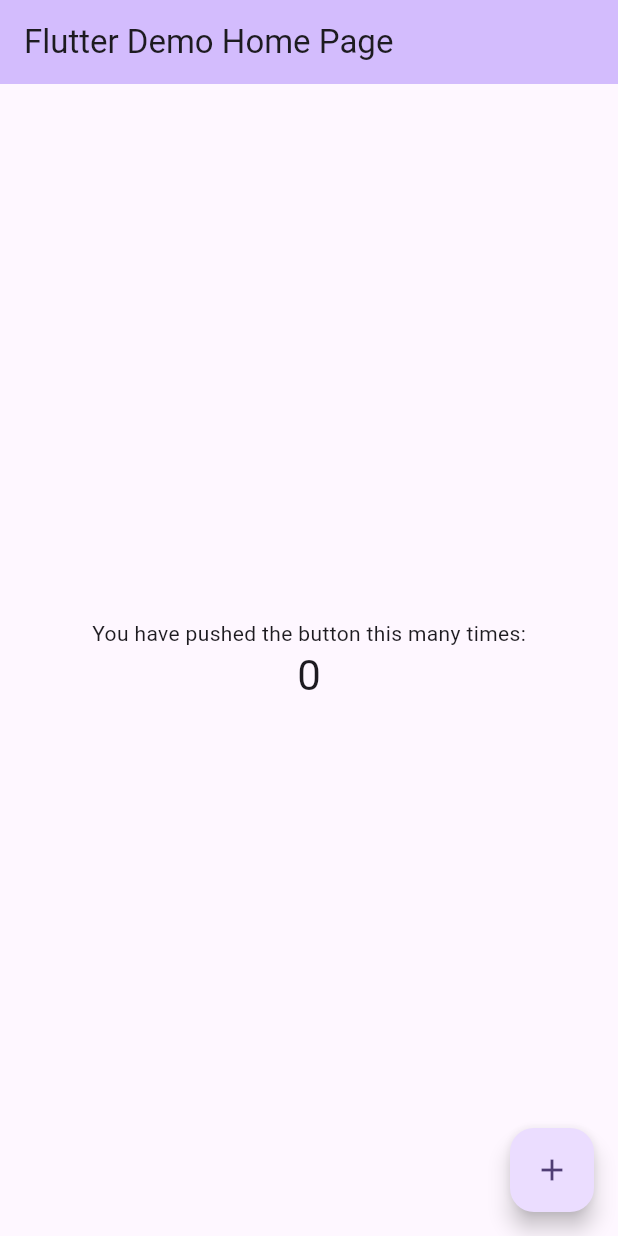
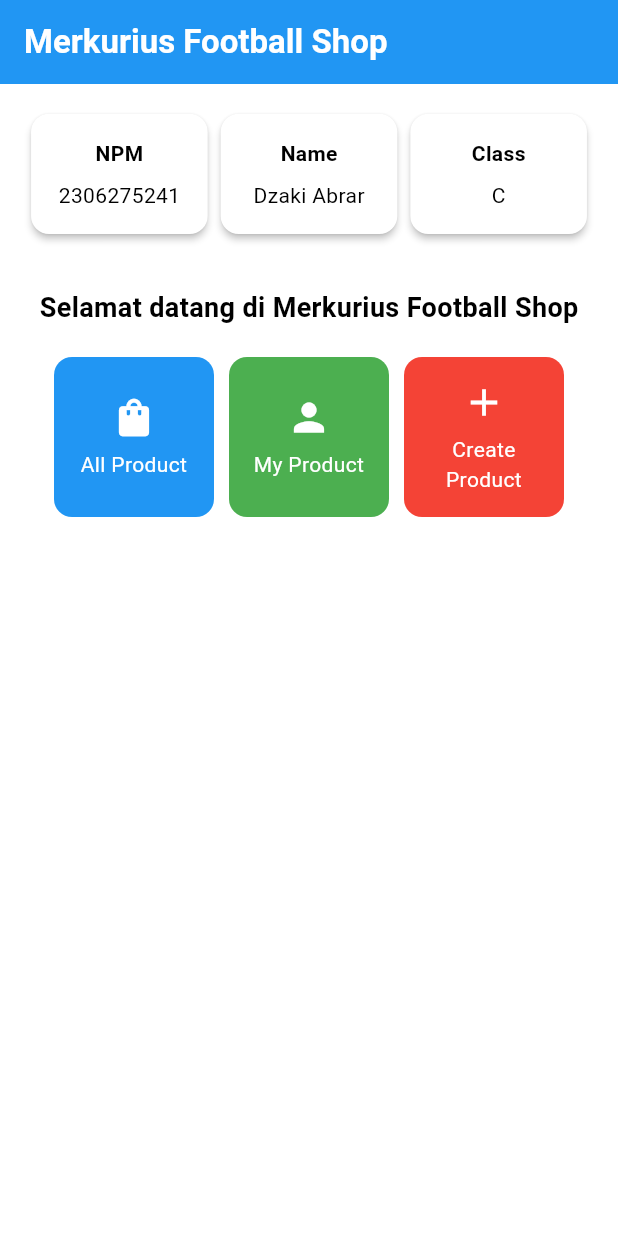
Before and after one commit to dzakiabrar/merkurius-football-shop-mobile, a Flutter app: the screen it shows after launch, on a phone screen of 412 x 824 dp. Run offline on Flutter 3.47's test engine with Material 3 defaults, Android fonts, the phone set to English and light mode, and no system bars.

Commit message:
tugas 7 done

```diff
--- a/lib/main.dart
+++ b/lib/main.dart
@@ -1,4 +1,5 @@
 import 'package:flutter/material.dart';
+import 'package:merkurius_football_shop/menu.dart';
 
 void main() {
   runApp(const MyApp());
@@ -7,116 +8,17 @@
 class MyApp extends StatelessWidget {
   const MyApp({super.key});
 
-  // This widget is the root of your application.
   @override
   Widget build(BuildContext context) {
     return MaterialApp(
-      title: 'Flutter Demo',
+      title: 'Merkurius Football Shop',
       theme: ThemeData(
-        // This is the theme of your application.
-        //
-        // TRY THIS: Try running your application with "flutter run". You'll see
-        // the application has a purple toolbar. Then, without quitting the app,
-        // try changing the seedColor in the colorScheme below to Colors.green
-        // and then invoke "hot reload" (save your changes or press the "hot
-        // reload" button in a Flutter-supported IDE, or press "r" if you used
-        // the command line to start the app).
-        //
-        // Notice that the counter didn't reset back to zero; the application
-        // state is not lost during the reload. To reset the state, use hot
-        // restart instead.
-        //
-        // This works for code too, not just values: Most code changes can be
-        // tested with just a hot reload.
-        colorScheme: ColorScheme.fromSeed(seedColor: Colors.deepPurple),
+        colorScheme: ColorScheme.fromSwatch(
+          primarySwatch: Colors.blue,
+        ).copyWith(secondary: Colors.blueAccent),
       ),
-      home: const MyHomePage(title: 'Flutter Demo Home Page'),
+      home: MyHomePage(),
+      debugShowCheckedModeBanner: false,
     );
   }
 }
-
-class MyHomePage extends StatefulWidget {
-  const MyHomePage({super.key, required this.title});
-
-  // This widget is the home page of your application. It is stateful, meaning
-  // that it has a State object (defined below) that contains fields that affect
-  // how it looks.
-
-  // This class is the configuration for the state. It holds the values (in this
-  // case the title) provided by the parent (in this case the App widget) and
-  // used by the build method of the State. Fields in a Widget subclass are
-  // always marked "final".
-
-  final String title;
-
-  @override
-  State<MyHomePage> createState() => _MyHomePageState();
-}
-
-class _MyHomePageState extends State<MyHomePage> {
-  int _counter = 0;
-
-  void _incrementCounter() {
-    setState(() {
-      // This call to setState tells the Flutter framework that something has
-      // changed in this State, which causes it to rerun the build method below
-      // so that the display can reflect the updated values. If we changed
-      // _counter without calling setState(), then the build method would not be
-      // called again, and so nothing would appear to happen.
-      _counter++;
-    });
-  }
-
-  @override
-  Widget build(BuildContext context) {
-    // This method is rerun every time setState is called, for instance as done
-    // by the _incrementCounter method above.
-    //
-    // The Flutter framework has been optimized to make rerunning build methods
-    // fast, so that you can just rebuild anything that needs updating rather
-    // than having to individually change instances of widgets.
-    return Scaffold(
-      appBar: AppBar(
-        // TRY THIS: Try changing the color here to a specific color (to
-        // Colors.amber, perhaps?) and trigger a hot reload to see the AppBar
-        // change color while the other colors stay the same.
-        backgroundColor: Theme.of(context).colorScheme.inversePrimary,
-        // Here we take the value from the MyHomePage object that was created by
-        // the App.build method, and use it to set our appbar title.
-        title: Text(widget.title),
-      ),
-      body: Center(
-        // Center is a layout widget. It takes a single child and positions it
-        // in the middle of the parent.
-        child: Column(
-          // Column is also a layout widget. It takes a list of children and
-          // arranges them vertically. By default, it sizes itself to fit its
-          // children horizontally, and tries to be as tall as its parent.
-          //
-          // Column has various properties to control how it sizes itself and
-          // how it positions its children. Here we use mainAxisAlignment to
-          // center the children vertically; the main axis here is the vertical
-          // axis because Columns are vertical (the cross axis would be
-          // horizontal).
-          //
-          // TRY THIS: Invoke "debug painting" (choose the "Toggle Debug Paint"
-          // action in the IDE, or press "p" in the console), to see the
-          // wireframe for each widget.
-          mainAxisAlignment: MainAxisAlignment.center,
-          children: <Widget>[
-            const Text('You have pushed the button this many times:'),
-            Text(
-              '$_counter',
-              style: Theme.of(context).textTheme.headlineMedium,
-            ),
-          ],
-        ),
-      ),
-      floatingActionButton: FloatingActionButton(
-        onPressed: _incrementCounter,
-        tooltip: 'Increment',
-        child: const Icon(Icons.add),
-      ), // This trailing comma makes auto-formatting nicer for build methods.
-    );
-  }
-}
--- /dev/null
+++ b/lib/menu.dart
@@ -0,0 +1,152 @@
+import 'package:flutter/material.dart';
+
+class MyHomePage extends StatelessWidget {
+  MyHomePage({super.key});
+
+  final String nama = "Dzaki Abrar";
+  final String npm = "2306275241";
+  final String kelas = "C";
+
+  final List<ItemHomepage> items = [
+    ItemHomepage("All Product", Icons.shopping_bag, Colors.blue),
+    ItemHomepage("My Product", Icons.person, Colors.green),
+    ItemHomepage("Create Product", Icons.add, Colors.red),
+  ];
+
+  @override
+  Widget build(BuildContext context) {
+    return Scaffold(
+      appBar: AppBar(
+        title: const Text(
+          'Merkurius Football Shop',
+          style: TextStyle(color: Colors.white, fontWeight: FontWeight.bold),
+        ),
+        backgroundColor: Theme.of(context).colorScheme.primary,
+      ),
+      body: Padding(
+        padding: const EdgeInsets.all(16.0),
+        child: Column(
+          crossAxisAlignment: CrossAxisAlignment.center,
+          children: [
+            // Informasi pengguna
+            Row(
+              mainAxisAlignment: MainAxisAlignment.spaceEvenly,
+              children: [
+                InfoCard(title: 'NPM', content: npm),
+                InfoCard(title: 'Name', content: nama),
+                InfoCard(title: 'Class', content: kelas),
+              ],
+            ),
+
+            const SizedBox(height: 16.0),
+
+            Center(
+              child: Column(
+                children: [
+                  const Padding(
+                    padding: EdgeInsets.only(top: 16.0),
+                    child: Text(
+                      'Selamat datang di Merkurius Football Shop',
+                      style: TextStyle(
+                        fontWeight: FontWeight.bold,
+                        fontSize: 18.0,
+                      ),
+                    ),
+                  ),
+
+                  // Tombol menu
+                  GridView.count(
+                    primary: false,
+                    padding: const EdgeInsets.all(20),
+                    crossAxisSpacing: 10,
+                    mainAxisSpacing: 10,
+                    crossAxisCount: 3,
+                    shrinkWrap: true,
+                    children: items.map((ItemHomepage item) {
+                      return ItemCard(item);
+                    }).toList(),
+                  ),
+                ],
+              ),
+            ),
+          ],
+        ),
+      ),
+    );
+  }
+}
+
+class InfoCard extends StatelessWidget {
+  final String title;
+  final String content;
+
+  const InfoCard({super.key, required this.title, required this.content});
+
+  @override
+  Widget build(BuildContext context) {
+    return Card(
+      elevation: 2.0,
+      child: Container(
+        width: MediaQuery.of(context).size.width / 3.5,
+        padding: const EdgeInsets.all(16.0),
+        child: Column(
+          children: [
+            Text(title, style: const TextStyle(fontWeight: FontWeight.bold)),
+            const SizedBox(height: 8.0),
+            Text(content),
+          ],
+        ),
+      ),
+    );
+  }
+}
+
+class ItemHomepage {
+  final String name;
+  final IconData icon;
+  final Color color;
+
+  ItemHomepage(this.name, this.icon, this.color);
+}
+
+class ItemCard extends StatelessWidget {
+  final ItemHomepage item;
+
+  const ItemCard(this.item, {super.key});
+
+  @override
+  Widget build(BuildContext context) {
+    return Material(
+      color: item.color,
+      borderRadius: BorderRadius.circular(12),
+      child: InkWell(
+        onTap: () {
+          ScaffoldMessenger.of(context)
+            ..hideCurrentSnackBar()
+            ..showSnackBar(
+              SnackBar(
+                content: Text("Kamu telah menekan tombol ${item.name}!"),
+              ),
+            );
+        },
+        child: Container(
+          padding: const EdgeInsets.all(8),
+          child: Center(
+            child: Column(
+              mainAxisAlignment: MainAxisAlignment.center,
+              children: [
+                Icon(item.icon, color: Colors.white, size: 30.0),
+                const Padding(padding: EdgeInsets.all(3)),
+                Text(
+                  item.name,
+                  textAlign: TextAlign.center,
+                  style: const TextStyle(color: Colors.white),
+                ),
+              ],
+            ),
+          ),
+        ),
+      ),
+    );
+  }
+}
```
